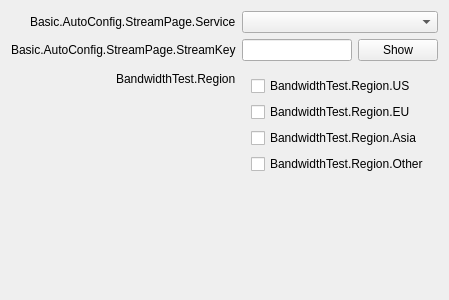
ty2570/obs-studio, file UI/forms/AutoConfigStreamPage.ui: the form before one commit.
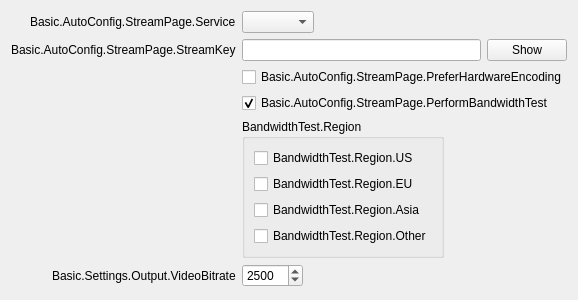
The form after the commit.

Commit message: Add more auto-config madness

Patch:
```diff
--- a/UI/forms/AutoConfigStreamPage.ui
+++ b/UI/forms/AutoConfigStreamPage.ui
@@ -6,7 +6,7 @@
    <rect>
     <x>0</x>
     <y>0</y>
-    <width>400</width>
+    <width>515</width>
     <height>300</height>
    </rect>
   </property>
@@ -14,6 +14,9 @@
    <string notr="true"/>
   </property>
   <layout class="QFormLayout" name="formLayout">
+   <property name="fieldGrowthPolicy">
+    <enum>QFormLayout::ExpandingFieldsGrow</enum>
+   </property>
    <property name="labelAlignment">
     <set>Qt::AlignRight|Qt::AlignTop|Qt::AlignTrailing</set>
    </property>
@@ -27,16 +30,82 @@
    <item row="0" column="1">
     <widget class="QComboBox" name="service"/>
    </item>
-   <item row="2" column="0">
-    <widget class="QLabel" name="regionLabel">
+   <item row="1" column="0">
+    <widget class="QLabel" name="label_2">
      <property name="text">
+      <string>Basic.AutoConfig.StreamPage.StreamKey</string>
+     </property>
+     <property name="buddy">
+      <cstring>key</cstring>
+     </property>
+    </widget>
+   </item>
+   <item row="1" column="1">
+    <layout class="QHBoxLayout" name="horizontalLayout">
+     <item>
+      <widget class="QLineEdit" name="key">
+       <property name="inputMask">
+        <string notr="true"/>
+       </property>
+       <property name="text">
+        <string notr="true"/>
+       </property>
+       <property name="echoMode">
+        <enum>QLineEdit::Password</enum>
+       </property>
+      </widget>
+     </item>
+     <item>
+      <widget class="QPushButton" name="show">
+       <property name="text">
+        <string>Show</string>
+       </property>
+      </widget>
+     </item>
+    </layout>
+   </item>
+   <item row="3" column="1">
+    <widget class="QCheckBox" name="doBandwidthTest">
+     <property name="text">
+      <string>Basic.AutoConfig.StreamPage.PerformBandwidthTest</string>
+     </property>
+     <property name="checked">
+      <bool>true</bool>
+     </property>
+    </widget>
+   </item>
+   <item row="5" column="0">
+    <widget class="QLabel" name="bitrateLabel">
+     <property name="text">
+      <string>Basic.Settings.Output.VideoBitrate</string>
+     </property>
+     <property name="buddy">
+      <cstring>bitrate</cstring>
+     </property>
+    </widget>
+   </item>
+   <item row="5" column="1">
+    <widget class="QSpinBox" name="bitrate">
+     <property name="suffix">
+      <string notr="true"/>
+     </property>
+     <property name="minimum">
+      <number>500</number>
+     </property>
+     <property name="maximum">
+      <number>10000</number>
+     </property>
+     <property name="value">
+      <number>2500</number>
+     </property>
+    </widget>
+   </item>
+   <item row="4" column="1">
+    <widget class="QGroupBox" name="region">
+     <property name="title">
       <string>BandwidthTest.Region</string>
      </property>
-    </widget>
-   </item>
-   <item row="2" column="1">
-    <widget class="QWidget" name="region" native="true">
-     <layout class="QVBoxLayout" name="verticalLayout_2">
+     <layout class="QVBoxLayout" name="verticalLayout">
       <item>
        <widget class="QCheckBox" name="regionUS">
         <property name="text">
@@ -68,40 +137,29 @@
      </layout>
     </widget>
    </item>
-   <item row="3" column="1">
-    <spacer name="verticalSpacer">
+   <item row="2" column="1">
+    <widget class="QCheckBox" name="preferHardware">
+     <property name="text">
+      <string>Basic.AutoConfig.StreamPage.PreferHardwareEncoding</string>
+     </property>
+    </widget>
+   </item>
+   <item row="3" column="0">
+    <spacer name="horizontalSpacer">
      <property name="orientation">
-      <enum>Qt::Vertical</enum>
+      <enum>Qt::Horizontal</enum>
+     </property>
+     <property name="sizeType">
+      <enum>QSizePolicy::Fixed</enum>
      </property>
      <property name="sizeHint" stdset="0">
       <size>
-       <width>20</width>
-       <height>40</height>
+       <width>90</width>
+       <height>20</height>
       </size>
      </property>
     </spacer>
    </item>
-   <item row="1" column="0">
-    <widget class="QLabel" name="label_2">
-     <property name="text">
-      <string>Basic.AutoConfig.StreamPage.StreamKey</string>
-     </property>
-    </widget>
-   </item>
-   <item row="1" column="1">
-    <layout class="QHBoxLayout" name="horizontalLayout">
-     <item>
-      <widget class="QLineEdit" name="lineEdit"/>
-     </item>
-     <item>
-      <widget class="QPushButton" name="show">
-       <property name="text">
-        <string>Show</string>
-       </property>
-      </widget>
-     </item>
-    </layout>
-   </item>
   </layout>
  </widget>
  <resources/>
```
Left out of the diff: 3 changed lines with no effect on the pictures. The commit also changes 11 other files.
